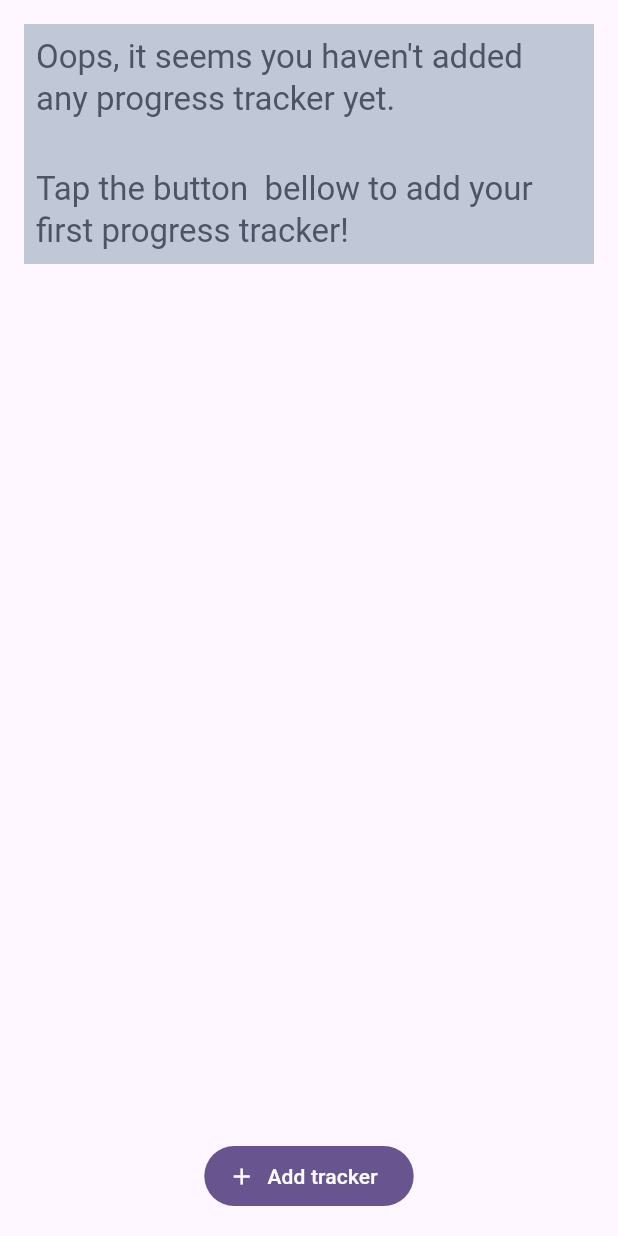
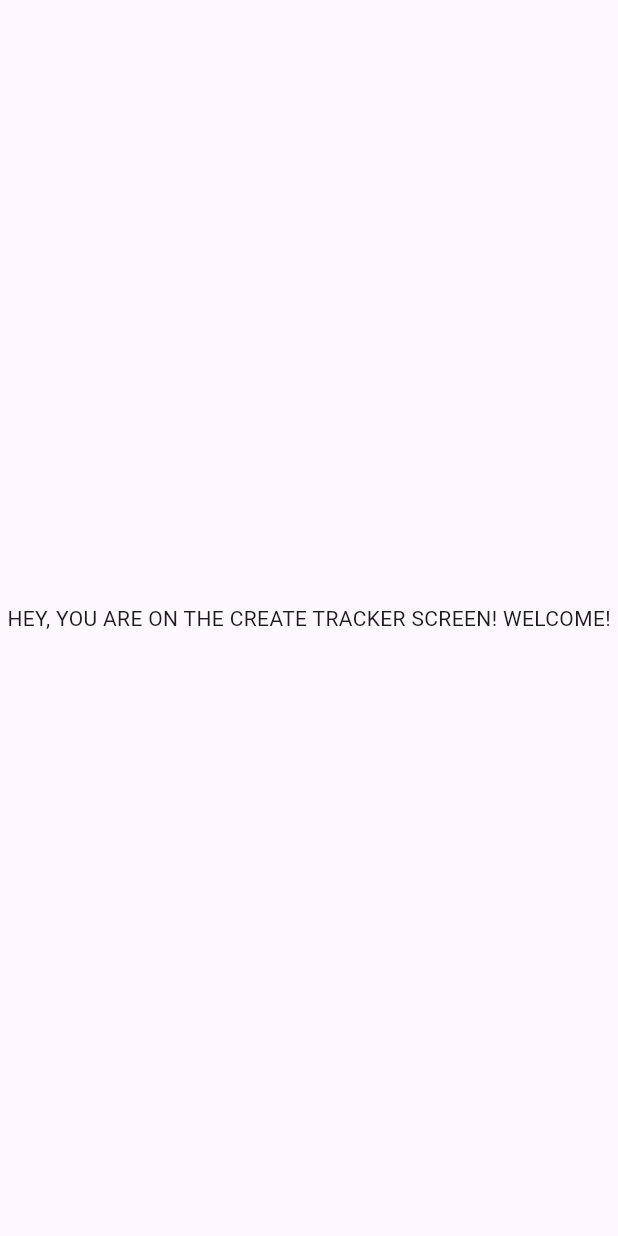
Before and after one commit to AHRGO/book-page-tracker, a Flutter app: the screen it shows after launch, after a tap on "Add tracker", on a phone screen of 412 x 824 dp. Run offline on Flutter 3.47's test engine with Material 3 defaults, Android fonts, the phone set to English and light mode, and no system bars; our stand-ins replace equatable.

Commit message:
adds padding size, create tracker screen and navigation to this page

```diff
--- /dev/null
+++ b/lib/presentation/screens/create_tracker_screen.dart
@@ -0,0 +1,16 @@
+import 'package:flutter/material.dart';
+
+class CreateTrackerScreen extends StatelessWidget {
+  const CreateTrackerScreen({super.key});
+
+  @override
+  Widget build(BuildContext context) {
+    return Scaffold(
+      body: const Center(
+        child: Text(
+          'HEY, YOU ARE ON THE CREATE TRACKER SCREEN! WELCOME!',
+        ),
+      ),
+    );
+  }
+}
--- a/lib/presentation/screens/empty_progress_screen.dart
+++ b/lib/presentation/screens/empty_progress_screen.dart
@@ -2,14 +2,17 @@ import 'package:flutter/material.dart';
 
 import '../../utils/app_colors_local.dart';
 import '../../utils/logger.dart';
-import '../../utils/padding_local.dart';
+import '../../utils/paddings.dart';
+import 'create_tracker_screen.dart';
 
 class EmptyProgressScreen extends StatelessWidget {
   const EmptyProgressScreen({super.key});
 
   @override
   Widget build(BuildContext context) {
-    return Center(
+    return Padding(
+      padding: const EdgeInsets.all(Paddings.p64),
+      child: Center(
         child: Column(
           mainAxisSize: MainAxisSize.max,
           mainAxisAlignment: MainAxisAlignment.spaceBetween,
@@ -19,11 +22,13 @@ class EmptyProgressScreen extends StatelessWidget {
               onPressed: () {
                 //todo: navigate to track creation screen
                 Logger.logWarning('You\'ve pressed the button!');
+                Navigator.push(context, MaterialPageRoute(builder: (context) => const CreateTrackerScreen()));
               },
               icon: const Icon(Icons.add),
               label: const Text('Add tracker'),
             ),
           ],
+        ),
       ),
     );
   }
@@ -39,7 +44,7 @@ class _NoProgressMessage extends StatelessWidget {
 
     return Container(
       color: AppColorsLocal.disabledColor,
-      padding: EdgeInsets.all(PaddingsLocal.p8),
+      padding: EdgeInsets.all(Paddings.p16),
       child: Column(
         mainAxisAlignment: MainAxisAlignment.start,
         children: [
--- a/lib/utils/padding_local.dart
+++ b/lib/utils/paddings.dart
@@ -1,10 +1,9 @@
-import 'package:flutter/material.dart';
-
-class PaddingsLocal {
+abstract class Paddings {
   static const double p0 = 0;
   static const double p4 = 4.0;
   static const double p8 = 8.0;
   static const double p16 = 16.0;
   static const double p24 = 24.0;
   static const double p32 = 32.0;
+  static const double p64 = 64.0;
 }
```
Also changed, not shown: 1 other file. Lines whose indentation alone changed are shown as unchanged.
